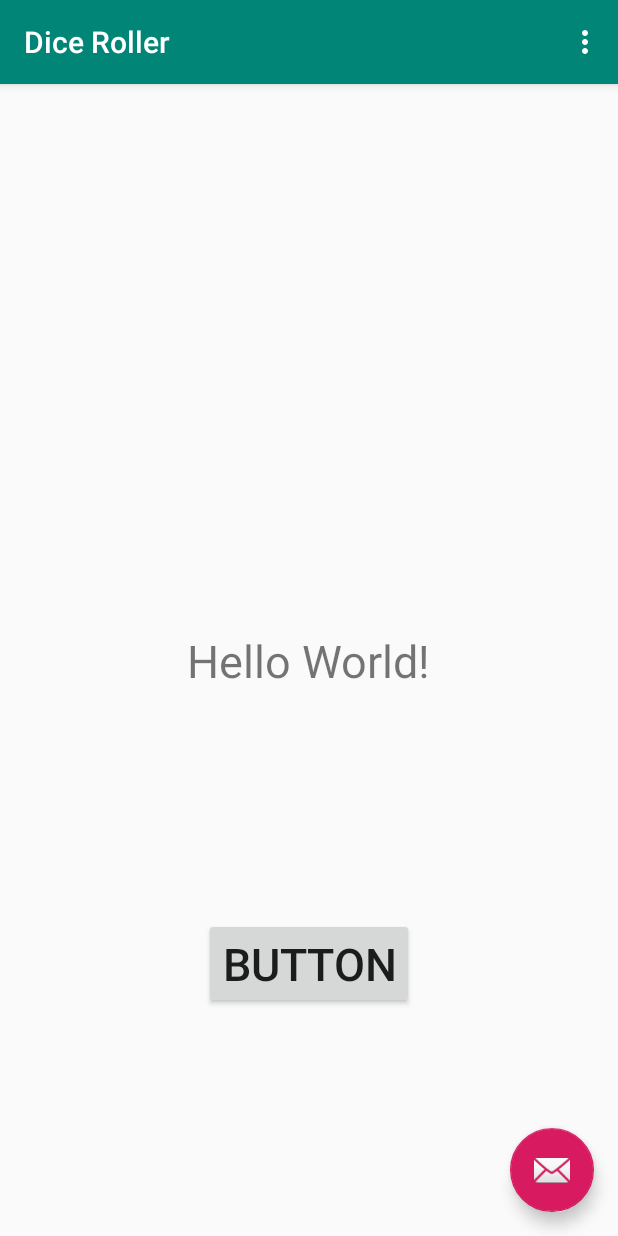
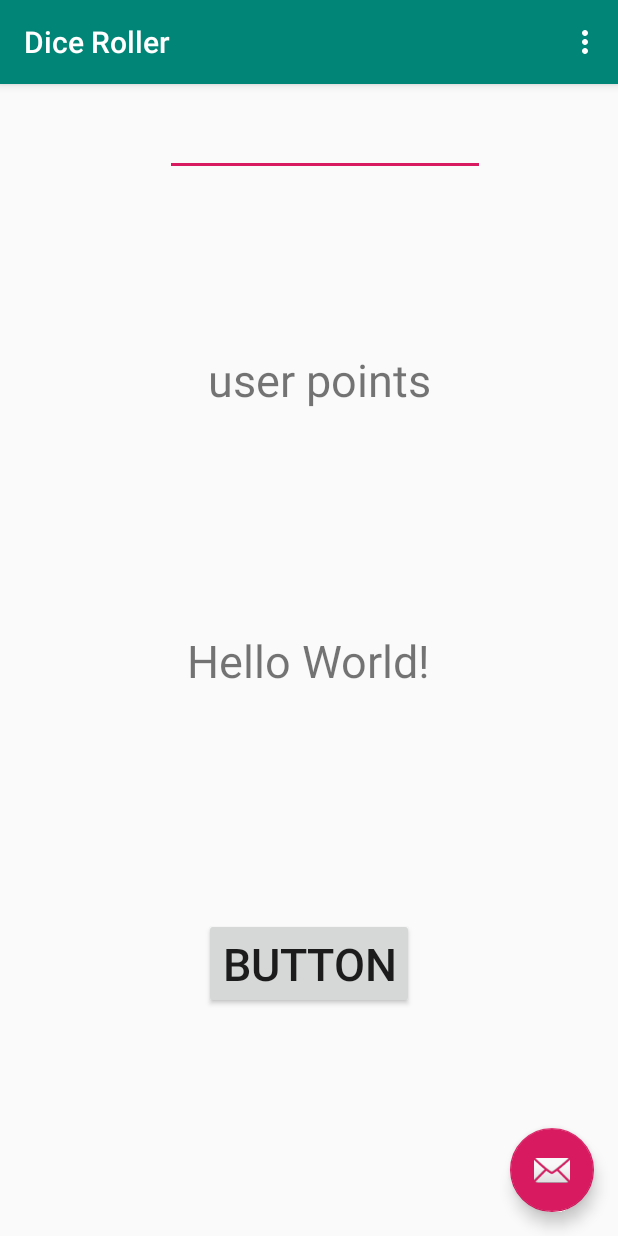
Before and after one commit to mah71/DiceRoller, an Android app: the screen it shows after launch (MainActivity), on a phone screen of 412 x 824 dp. Run offline under Robolectric (Android 15) with nearby library versions, the phone set to English and light mode, and no system bars.

Commit message:
Part I Full

```diff
--- a/app/src/main/res/layout/content_main.xml
+++ b/app/src/main/res/layout/content_main.xml
@@ -32,4 +32,29 @@
         app:layout_constraintTop_toBottomOf="@+id/textView"
         tools:text="Roll the dice" />
 
+    <TextView
+        android:id="@+id/textView4"
+        android:layout_width="wrap_content"
+        android:layout_height="wrap_content"
+        android:text="user points"
+        android:textSize="30sp"
+        app:layout_constraintBottom_toTopOf="@+id/textView"
+        app:layout_constraintEnd_toEndOf="parent"
+        app:layout_constraintHorizontal_bias="0.526"
+        app:layout_constraintStart_toStartOf="parent"
+        app:layout_constraintTop_toBottomOf="@+id/editText"
+        app:layout_constraintVertical_bias="0.441" />
+
+    <EditText
+        android:id="@+id/editText"
+        android:layout_width="wrap_content"
+        android:layout_height="wrap_content"
+        android:layout_marginTop="16dp"
+        android:ems="10"
+        android:inputType="number"
+        app:layout_constraintEnd_toEndOf="parent"
+        app:layout_constraintHorizontal_bias="0.555"
+        app:layout_constraintStart_toStartOf="parent"
+        app:layout_constraintTop_toTopOf="parent" />
+
 </androidx.constraintlayout.widget.ConstraintLayout>
```
Also changed, not shown: app/src/main/java/com/example/diceroller/MainActivity.java (+21 -5 lines).
